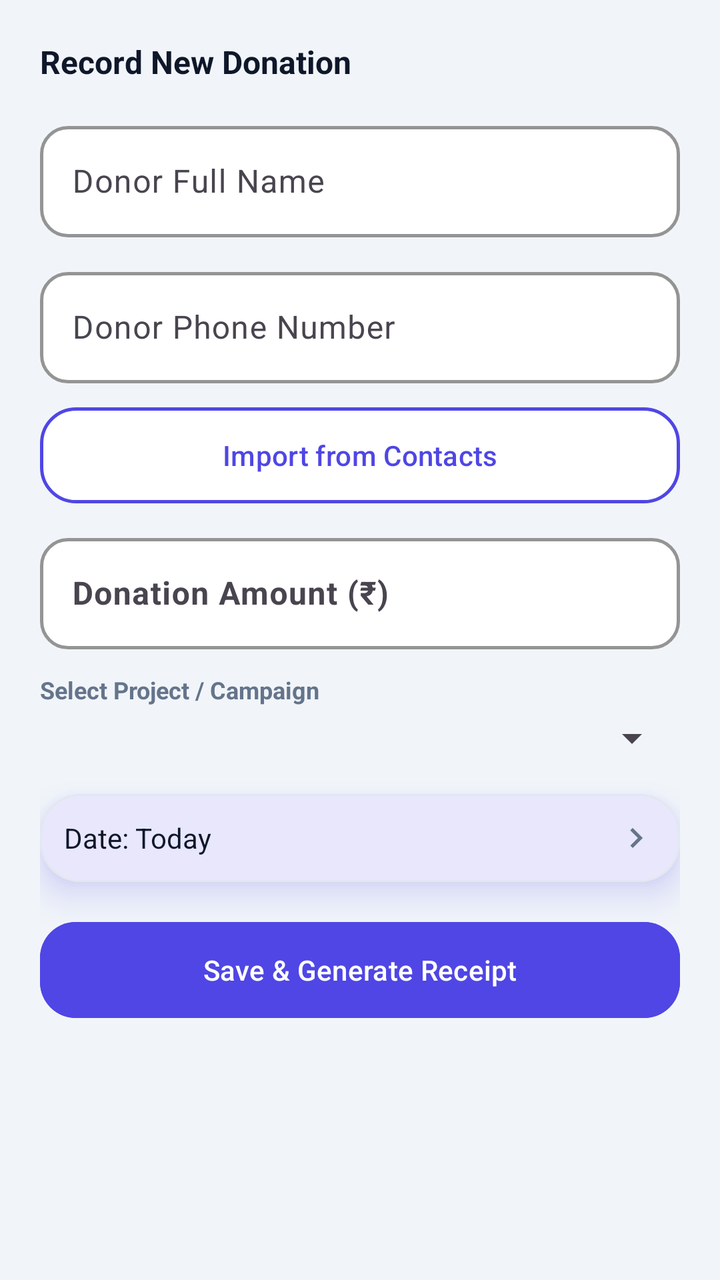
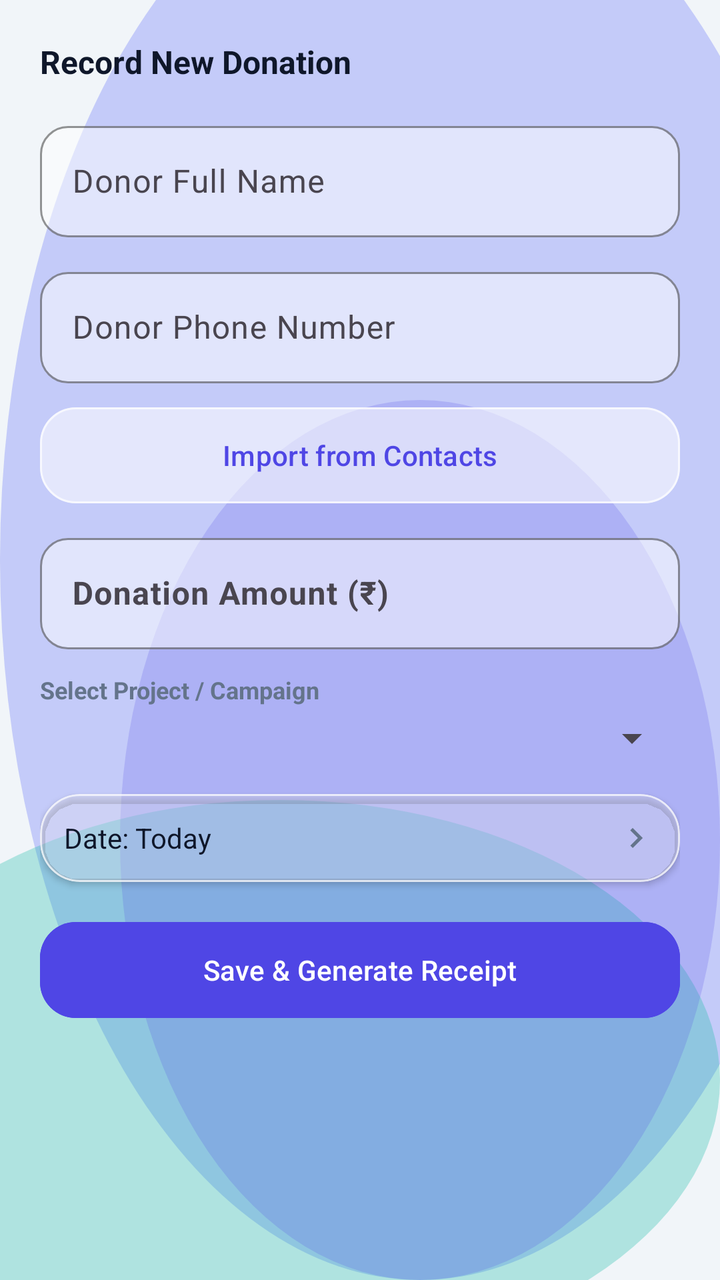

Screens rendered from an Android XML layout before and after an edit, with the pre-edit source and the edit as a unified diff.
<!-- AndroidManifest.xml: application theme Theme.MoneyLens -->
<!-- res/layout/layout_add_donation.xml -->
<?xml version="1.0" encoding="utf-8"?>
<LinearLayout xmlns:android="http://schemas.android.com/apk/res/android"
    xmlns:app="http://schemas.android.com/apk/res-auto"
    android:layout_width="match_parent"
    android:layout_height="wrap_content"
    android:orientation="vertical"
    android:padding="20dp"
    android:background="@color/colorBackground">

    <TextView
        android:layout_width="wrap_content"
        android:layout_height="wrap_content"
        android:text="Record New Donation"
        android:textColor="@color/colorTextPrimary"
        android:textSize="16sp"
        android:textStyle="bold"
        android:layout_marginBottom="16dp" />

    
    <com.google.android.material.textfield.TextInputLayout
        android:id="@+id/inputDonorNameLayout"
        style="@style/ClayInput"
        android:layout_width="match_parent"
        android:layout_height="wrap_content"
        android:hint="Donor Full Name"
        android:layout_marginBottom="12dp">

        <com.google.android.material.textfield.TextInputEditText
            android:id="@+id/inputDonorName"
            android:layout_width="match_parent"
            android:layout_height="wrap_content"
            android:inputType="textPersonName|textCapWords" />
    </com.google.android.material.textfield.TextInputLayout>

    
    <com.google.android.material.textfield.TextInputLayout
        android:id="@+id/inputDonorPhoneLayout"
        style="@style/ClayInput"
        android:layout_width="match_parent"
        android:layout_height="wrap_content"
        android:hint="Donor Phone Number"
        android:layout_marginBottom="12dp">

        <com.google.android.material.textfield.TextInputEditText
            android:id="@+id/inputDonorPhone"
            android:layout_width="match_parent"
            android:layout_height="wrap_content"
            android:inputType="phone" />
    </com.google.android.material.textfield.TextInputLayout>

    
    <com.google.android.material.button.MaterialButton
        android:id="@+id/btnImportDonorContact"
        style="@style/ClayButtonSecondary"
        android:layout_width="match_parent"
        android:layout_height="wrap_content"
        android:layout_marginBottom="12dp"
        android:text="Import from Contacts" />

    
    <com.google.android.material.textfield.TextInputLayout
        android:id="@+id/inputDonationAmountLayout"
        style="@style/ClayInput"
        android:layout_width="match_parent"
        android:layout_height="wrap_content"
        android:hint="Donation Amount (₹)"
        android:layout_marginBottom="12dp"
        app:boxStrokeColor="@color/colorPrimary"
        app:hintTextColor="@color/colorPrimary">

        <com.google.android.material.textfield.TextInputEditText
            android:id="@+id/inputDonationAmount"
            android:layout_width="match_parent"
            android:layout_height="wrap_content"
            android:inputType="numberDecimal"
            android:textSize="16sp"
            android:textStyle="bold" />
    </com.google.android.material.textfield.TextInputLayout>

    
    <TextView
        android:layout_width="wrap_content"
        android:layout_height="wrap_content"
        android:text="Select Project / Campaign"
        android:textColor="@color/colorTextSecondary"
        android:textSize="12sp"
        android:textStyle="bold"
        android:layout_marginBottom="4dp" />

    <Spinner
        android:id="@+id/spinnerDonationProjects"
        android:layout_width="match_parent"
        android:layout_height="wrap_content"
        android:layout_marginBottom="16dp" />

    
    <com.google.android.material.card.MaterialCardView
        android:id="@+id/cardDonationDate"
        style="@style/ClayCard"
        android:layout_width="match_parent"
        android:layout_height="wrap_content"
        android:layout_marginBottom="20dp"
        android:clickable="true"
        android:focusable="true"
        android:foreground="?attr/selectableItemBackground">

        <RelativeLayout
            android:layout_width="match_parent"
            android:layout_height="wrap_content"
            android:padding="12dp">

            <TextView
                android:id="@+id/txtDonationDate"
                android:layout_width="wrap_content"
                android:layout_height="wrap_content"
                android:layout_centerVertical="true"
                android:text="Date: Today"
                android:textColor="@color/colorTextPrimary"
                android:textSize="14sp" />

            <ImageView
                android:layout_width="20dp"
                android:layout_height="20dp"
                android:layout_alignParentEnd="true"
                android:layout_centerVertical="true"
                android:src="@drawable/ic_chevron_right"
                app:tint="@color/colorTextSecondary" />
        </RelativeLayout>
    </com.google.android.material.card.MaterialCardView>

    
    <com.google.android.material.button.MaterialButton
        android:id="@+id/btnSaveDonation"
        style="@style/ClayButton"
        android:layout_width="match_parent"
        android:layout_height="wrap_content"
        android:text="Save &amp; Generate Receipt"
        android:backgroundTint="@color/colorPrimary"
        android:textColor="@android:color/white"
        android:layout_marginBottom="12dp" />

</LinearLayout>
<!-- resources referenced by this layout -->
<resources>
  <style name="ClayButton" parent="Widget.Material3.Button">
          <item name="cornerRadius">@dimen/clay_button_radius</item>
          <item name="android:paddingVertical">14dp</item>
          <item name="backgroundTint">@color/colorPrimary</item>
          <item name="android:textColor">@color/colorOnPrimary</item>
          <item name="iconTint">@color/colorOnPrimary</item>
          <item name="android:elevation">6dp</item>
          <item name="android:outlineSpotShadowColor" tools:targetApi="p">@color/colorPrimaryShadow</item>
          <item name="android:insetTop">0dp</item>
          <item name="android:insetBottom">0dp</item>
      </style>
  <style name="ClayButtonSecondary" parent="Widget.Material3.Button.OutlinedButton">
          <item name="cornerRadius">@dimen/clay_button_radius</item>
          <item name="android:paddingVertical">14dp</item>
          <item name="backgroundTint">@color/colorSurface</item>
          <item name="android:textColor">@color/colorPrimary</item>
          <item name="strokeColor">@color/colorPrimary</item>
          <item name="strokeWidth">1.5dp</item>
          <item name="android:insetTop">0dp</item>
          <item name="android:insetBottom">0dp</item>
      </style>
  <style name="ClayCard" parent="Widget.Material3.CardView.Elevated">
          <item name="cardCornerRadius">@dimen/clay_card_radius</item>
          <item name="cardElevation">10dp</item>
          <item name="android:stateListAnimator">@null</item>
          <item name="strokeColor">@color/colorCardBorder</item>
          <item name="strokeWidth">1dp</item>
          <item name="cardBackgroundColor">@color/colorSurface</item>
          <item name="android:outlineSpotShadowColor" tools:targetApi="p">@color/colorPrimary</item>
          <item name="android:outlineAmbientShadowColor" tools:targetApi="p">@color/colorPrimary</item>
      </style>
  <style name="ClayInput" parent="Widget.Material3.TextInputLayout.OutlinedBox">
          <item name="boxCornerRadiusTopStart">@dimen/clay_input_radius</item>
          <item name="boxCornerRadiusTopEnd">@dimen/clay_input_radius</item>
          <item name="boxCornerRadiusBottomStart">@dimen/clay_input_radius</item>
          <item name="boxCornerRadiusBottomEnd">@dimen/clay_input_radius</item>
          <item name="boxStrokeColor">@color/colorCardBorder</item>
          <item name="boxStrokeWidth">1.5dp</item>
          <item name="boxStrokeWidthFocused">2.5dp</item>
          <item name="boxBackgroundColor">@color/colorSurface</item>
          <item name="hintTextColor">@color/colorPrimary</item>
      </style>
  <color name="colorPrimaryShadow">#3730A3</color>
  <color name="colorCardBorder">#E2E8F0</color>
  <style name="Base.Theme.MoneyLens" parent="Theme.Material3.Light.NoActionBar">
          
          <item name="colorPrimary">@color/colorPrimary</item>
          <item name="colorOnPrimary">@color/colorOnPrimary</item>
          <item name="colorSecondary">@color/colorSecondary</item>
          <item name="colorError">@color/colorDanger</item>
          <item name="android:windowBackground">@color/colorBackground</item>
          <item name="colorSurface">@color/colorSurface</item>
          <item name="android:colorBackground">@color/colorBackground</item>
          <item name="colorOnSurface">@color/colorTextPrimary</item>
  
          
          <item name="android:statusBarColor">@color/colorBackground</item>
          <item name="android:windowLightStatusBar" tools:targetApi="m">true</item>
          <item name="android:navigationBarColor">@color/colorBackground</item>
      </style>
  <!-- unchanged entries left out for length: 13 -->
</resources>

<!-- the commit's change to res/layout/layout_add_donation.xml (unified diff, before → after) -->
@@ -5,7 +5,7 @@
     android:layout_height="wrap_content"
     android:orientation="vertical"
     android:padding="20dp"
-    android:background="@color/colorBackground">
+    android:background="@drawable/bg_mesh_gradient">
 
     <TextView
         android:layout_width="wrap_content"
<!-- resource entries referenced after the edit -->
@@ -1,51 +1,83 @@
 <!-- resources referenced by this layout -->
 <resources>
+  <!-- drawable bg_mesh_gradient (drawable) -->
+  <?xml version="1.0" encoding="utf-8"?>
+  <layer-list xmlns:android="http://schemas.android.com/apk/res/android">
+      
+      <item>
+          <shape android:shape="rectangle">
+              <solid android:color="@color/colorBackground" />
+          </shape>
+      </item>
+      
+      <item android:top="-80dp" android:right="-60dp">
+          <shape android:shape="oval">
+              <solid android:color="@color/glassMeshOrb1" />
+              <size android:width="280dp" android:height="280dp" />
+          </shape>
+      </item>
+      
+      <item android:bottom="-40dp" android:left="-80dp" android:top="400dp">
+          <shape android:shape="oval">
+              <solid android:color="@color/glassMeshOrb2" />
+              <size android:width="240dp" android:height="240dp" />
+          </shape>
+      </item>
+      
+      <item android:top="200dp" android:left="60dp">
+          <shape android:shape="oval">
+              <solid android:color="@color/glassMeshOrb3" />
+              <size android:width="200dp" android:height="200dp" />
+          </shape>
+      </item>
+  </layer-list>
   <style name="ClayButton" parent="Widget.Material3.Button">
           <item name="cornerRadius">@dimen/clay_button_radius</item>
           <item name="android:paddingVertical">14dp</item>
           <item name="backgroundTint">@color/colorPrimary</item>
           <item name="android:textColor">@color/colorOnPrimary</item>
           <item name="iconTint">@color/colorOnPrimary</item>
-          <item name="android:elevation">6dp</item>
-          <item name="android:outlineSpotShadowColor" tools:targetApi="p">@color/colorPrimaryShadow</item>
+          <item name="android:elevation">4dp</item>
           <item name="android:insetTop">0dp</item>
           <item name="android:insetBottom">0dp</item>
       </style>
   <style name="ClayButtonSecondary" parent="Widget.Material3.Button.OutlinedButton">
           <item name="cornerRadius">@dimen/clay_button_radius</item>
           <item name="android:paddingVertical">14dp</item>
-          <item name="backgroundTint">@color/colorSurface</item>
+          <item name="backgroundTint">@color/glassCardBg</item>
           <item name="android:textColor">@color/colorPrimary</item>
-          <item name="strokeColor">@color/colorPrimary</item>
-          <item name="strokeWidth">1.5dp</item>
+          <item name="strokeColor">@color/glassCardBorder</item>
+          <item name="strokeWidth">1dp</item>
           <item name="android:insetTop">0dp</item>
           <item name="android:insetBottom">0dp</item>
       </style>
   <style name="ClayCard" parent="Widget.Material3.CardView.Elevated">
           <item name="cardCornerRadius">@dimen/clay_card_radius</item>
-          <item name="cardElevation">10dp</item>
+          <item name="cardElevation">2dp</item>
           <item name="android:stateListAnimator">@null</item>
-          <item name="strokeColor">@color/colorCardBorder</item>
+          <item name="strokeColor">@color/glassCardBorder</item>
           <item name="strokeWidth">1dp</item>
-          <item name="cardBackgroundColor">@color/colorSurface</item>
-          <item name="android:outlineSpotShadowColor" tools:targetApi="p">@color/colorPrimary</item>
-          <item name="android:outlineAmbientShadowColor" tools:targetApi="p">@color/colorPrimary</item>
+          <item name="cardBackgroundColor">@color/glassCardBg</item>
       </style>
   <style name="ClayInput" parent="Widget.Material3.TextInputLayout.OutlinedBox">
           <item name="boxCornerRadiusTopStart">@dimen/clay_input_radius</item>
           <item name="boxCornerRadiusTopEnd">@dimen/clay_input_radius</item>
           <item name="boxCornerRadiusBottomStart">@dimen/clay_input_radius</item>
           <item name="boxCornerRadiusBottomEnd">@dimen/clay_input_radius</item>
-          <item name="boxStrokeColor">@color/colorCardBorder</item>
-          <item name="boxStrokeWidth">1.5dp</item>
-          <item name="boxStrokeWidthFocused">2.5dp</item>
-          <item name="boxBackgroundColor">@color/colorSurface</item>
+          <item name="boxStrokeColor">@color/glassInputBorder</item>
+          <item name="boxStrokeWidth">1dp</item>
+          <item name="boxStrokeWidthFocused">2dp</item>
+          <item name="boxBackgroundColor">@color/glassInputBg</item>
           <item name="hintTextColor">@color/colorPrimary</item>
       </style>
-  <color name="colorPrimaryShadow">#3730A3</color>
-  <color name="colorCardBorder">#E2E8F0</color>
+  <color name="glassMeshOrb1">#66818CF8</color>
+  <color name="glassMeshOrb2">#4D14B8A6</color>
+  <color name="glassMeshOrb3">#334F46E5</color>
+  <color name="glassCardBg">#8CFFFFFF</color>
+  <color name="glassCardBorder">#B3FFFFFF</color>
+  <color name="glassInputBorder">#A6FFFFFF</color>
+  <color name="glassInputBg">#80FFFFFF</color>
   <style name="Base.Theme.MoneyLens" parent="Theme.Material3.Light.NoActionBar">
-          
           <item name="colorPrimary">@color/colorPrimary</item>
           <item name="colorOnPrimary">@color/colorOnPrimary</item>
           <item name="colorSecondary">@color/colorSecondary</item>
@@ -56,9 +88,10 @@
           <item name="colorOnSurface">@color/colorTextPrimary</item>
   
           
-          <item name="android:statusBarColor">@color/colorBackground</item>
+          <item name="android:statusBarColor">@android:color/transparent</item>
           <item name="android:windowLightStatusBar" tools:targetApi="m">true</item>
-          <item name="android:navigationBarColor">@color/colorBackground</item>
+          <item name="android:navigationBarColor">@android:color/transparent</item>
+          <item name="android:windowDrawsSystemBarBackgrounds">true</item>
       </style>
   <!-- unchanged entries left out for length: 13 -->
 </resources>
